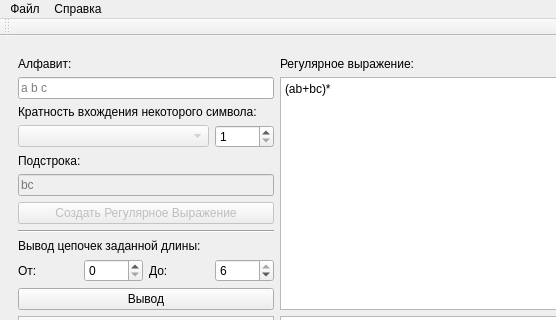
Above: TyaP_CourseWork/mainwindow.ui from LetsOffBrains/QtProj before the change; both pictures show x 0 to 556 and y 0 to 320 of the 800 by 600 pixel window. Below: the same form after it.
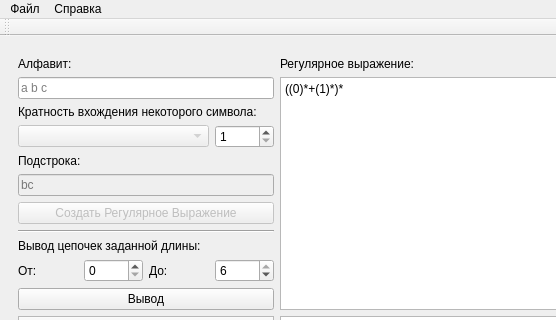
That is the form after the change.

```diff
--- a/TyaP_CourseWork/mainwindow.ui
+++ b/TyaP_CourseWork/mainwindow.ui
@@ -207,7 +207,7 @@
         <string>&lt;html&gt;&lt;head/&gt;&lt;body&gt;&lt;p&gt;Окно ввода регулярного выражения.&lt;/p&gt;&lt;p&gt;Допустимые операторы:&lt;/p&gt;&lt;p&gt;+ - или&lt;/p&gt;&lt;p&gt;* - повторение от 0 до бесконечности&lt;/p&gt;&lt;p&gt;() - группировка&lt;/p&gt;&lt;/body&gt;&lt;/html&gt;</string>
        </property>
        <property name="plainText">
-        <string>(ab+bc)*</string>
+        <string>((0)*+(1)*)*</string>
        </property>
        <property name="placeholderText">
         <string/>
```
